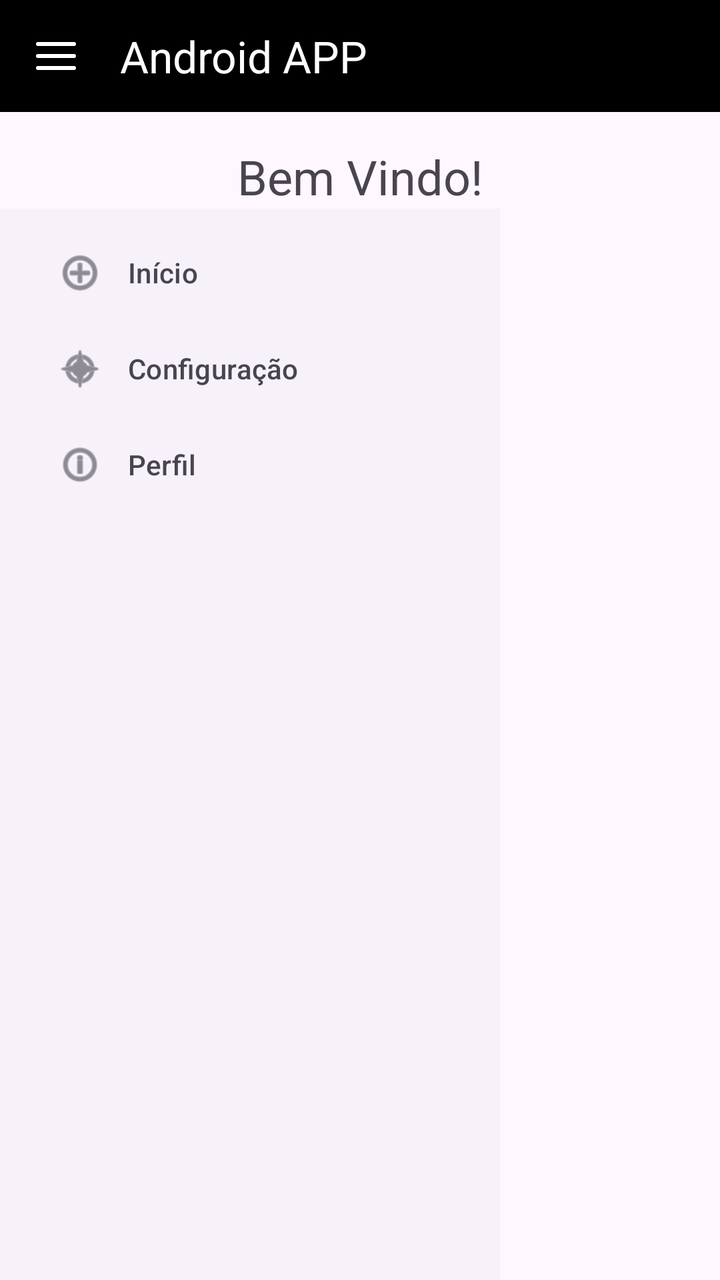
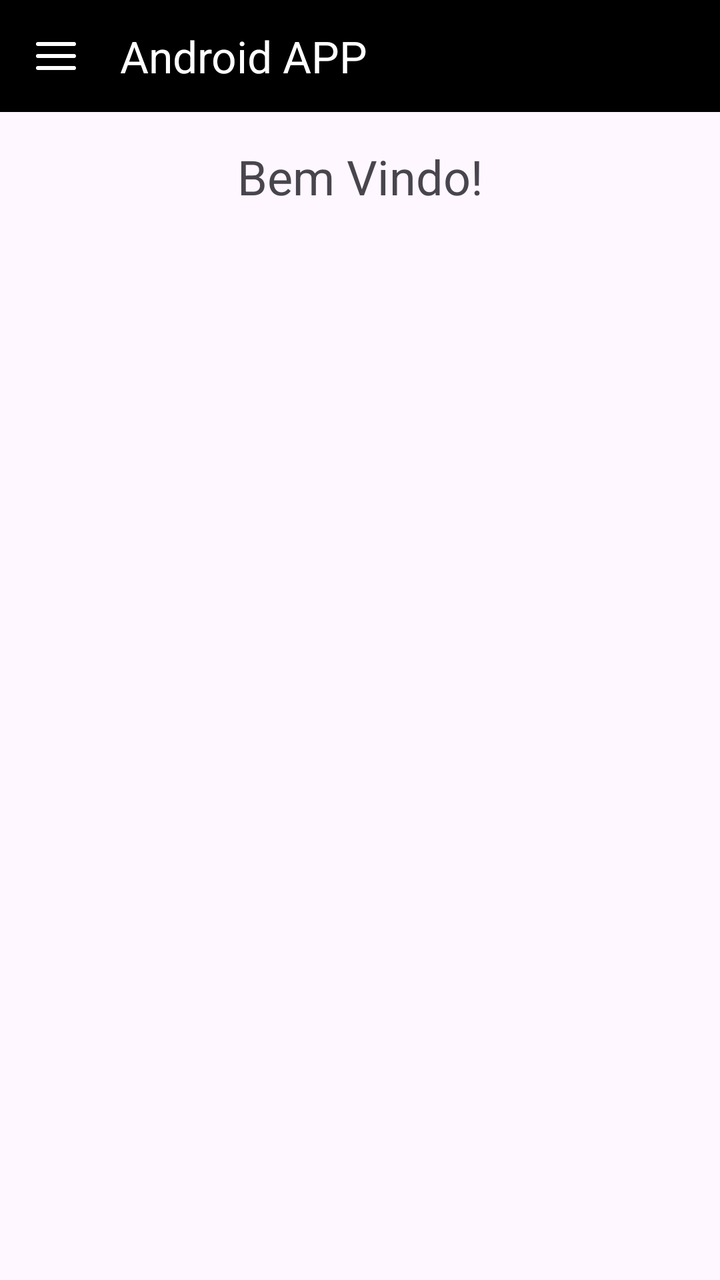

An Android layout rendered at two revisions. The XML below is the earlier revision; the diff shows what the commit changed to produce the second picture.
<!-- AndroidManifest.xml: application theme Theme.AppDrawer -->
<!-- res/layout/activity_main.xml -->
<?xml version="1.0" encoding="utf-8"?>
<androidx.drawerlayout.widget.DrawerLayout xmlns:android="http://schemas.android.com/apk/res/android"
    xmlns:app="http://schemas.android.com/apk/res-auto"
    android:id="@+id/drawer_layout"
    android:layout_width="match_parent"
    android:layout_height="match_parent">

    <LinearLayout
        android:layout_width="match_parent"
        android:layout_height="match_parent"
        android:orientation="vertical"
        android:id="@+id/main">

        <com.google.android.material.appbar.MaterialToolbar
            android:layout_width="match_parent"
            android:layout_height="56dp"
            android:background="@color/black"
            android:id="@+id/toolbar"
            app:title="Android APP"
            app:titleTextColor="@color/white"
            app:navigationIcon="@drawable/ic_menu"
            app:navigationIconTint="@color/white"
            >
        </com.google.android.material.appbar.MaterialToolbar>

        <TextView
            android:layout_width="match_parent"
            android:layout_height="wrap_content"
            android:id="@+id/txtConteudo"
            android:text="Bem Vindo!"
            android:textSize="24dp"
            android:textAlignment="center"
            android:layout_marginTop="16dp"
            ></TextView>

        <com.google.android.material.navigation.NavigationView
            android:layout_width="250dp"
            android:layout_height="match_parent"
            app:menu="@menu/navigation_drawer"
            android:id="@+id/navigationView"
            android:layout_gravity="start"
            />


    </LinearLayout>



</androidx.drawerlayout.widget.DrawerLayout>
<!-- resources referenced by this layout -->
<resources>
  <color name="black">#FF000000</color>
  <color name="white">#FFFFFFFF</color>
  <!-- drawable ic_menu (drawable) -->
  <vector xmlns:android="http://schemas.android.com/apk/res/android"
      android:width="24dp"
      android:height="24dp"
      android:viewportWidth="24"
      android:viewportHeight="24">
  
      <path
          android:pathData="M3,6h18M3,12h18M3,18h18"
          android:strokeWidth="2"
          android:strokeColor="#000000"
          android:strokeLineCap="round"/>
  
  </vector>
  <style name="Theme.AppDrawer" parent="Base.Theme.AppDrawer" />
  <style name="Base.Theme.AppDrawer" parent="Theme.Material3.DayNight.NoActionBar">
          
          
      </style>
</resources>

<!-- the commit's change to res/layout/activity_main.xml (unified diff, before → after) -->
@@ -33,16 +33,16 @@
             android:layout_marginTop="16dp"
             ></TextView>
 
-        <com.google.android.material.navigation.NavigationView
-            android:layout_width="250dp"
-            android:layout_height="match_parent"
-            app:menu="@menu/navigation_drawer"
-            android:id="@+id/navigationView"
-            android:layout_gravity="start"
-            />
-
 
     </LinearLayout>
+
+    <com.google.android.material.navigation.NavigationView
+        android:layout_width="250dp"
+        android:layout_height="match_parent"
+        app:menu="@menu/navigation_drawer"
+        android:id="@+id/navigationView"
+        android:layout_gravity="start"
+        />
 
 
 
